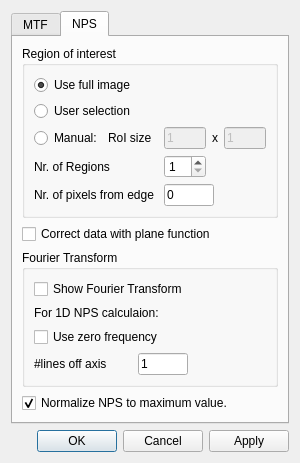
First picture: the form in SpidrMpx3Eq/optionsdialog.ui, repository navrit/dexter, before the edit.
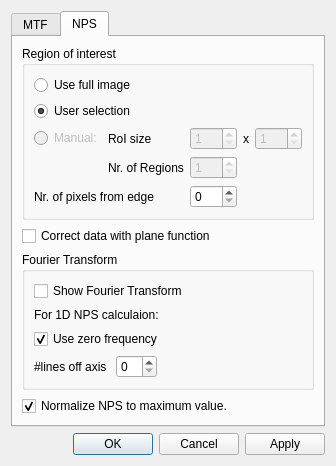
Second picture: the form after the edit. The open tabs and pages were chosen to show the change.

What changed in the file:
```diff
--- a/SpidrMpx3Eq/optionsdialog.ui
+++ b/SpidrMpx3Eq/optionsdialog.ui
@@ -222,117 +222,111 @@
          <layout class="QVBoxLayout" name="verticalLayout">
           <item>
            <layout class="QGridLayout" name="gridLayout">
-            <item row="0" column="0" colspan="3">
-             <widget class="QRadioButton" name="fullImageRadioButton">
-              <property name="text">
-               <string>Use full image</string>
-              </property>
-              <property name="checked">
-               <bool>true</bool>
-              </property>
-             </widget>
-            </item>
-            <item row="1" column="0" colspan="3">
+            <item row="1" column="0" colspan="2">
              <widget class="QRadioButton" name="selectedRoIRadioButton">
               <property name="text">
                <string>User selection</string>
               </property>
+              <property name="checked">
+               <bool>true</bool>
+              </property>
              </widget>
             </item>
-            <item row="2" column="0">
-             <widget class="QRadioButton" name="manualRadioButton">
-              <property name="text">
-               <string>Manual:</string>
+            <item row="3" column="3">
+             <widget class="QSpinBox" name="roiNumberSpinBox">
+              <property name="enabled">
+               <bool>false</bool>
               </property>
+              <property name="maximumSize">
+               <size>
+                <width>100</width>
+                <height>16777215</height>
+               </size>
+              </property>
+              <property name="minimum">
+               <number>1</number>
+              </property>
              </widget>
             </item>
-            <item row="2" column="1" colspan="2">
+            <item row="4" column="3">
+             <widget class="QSpinBox" name="edgeSpinBox">
+              <property name="maximum">
+               <number>128</number>
+              </property>
+             </widget>
+            </item>
+            <item row="2" column="1">
              <widget class="QLabel" name="label">
               <property name="text">
                <string>RoI size</string>
               </property>
              </widget>
             </item>
-            <item row="2" column="5">
+            <item row="2" column="4">
              <widget class="QLabel" name="label_8">
               <property name="text">
                <string>x</string>
               </property>
              </widget>
             </item>
-            <item row="2" column="6">
-             <widget class="QLineEdit" name="roiYsizeLineEdit">
-              <property name="enabled">
-               <bool>false</bool>
-              </property>
-              <property name="maximumSize">
-               <size>
-                <width>50</width>
-                <height>16777215</height>
-               </size>
-              </property>
-              <property name="text">
-               <string>1</string>
-              </property>
-             </widget>
-            </item>
-            <item row="3" column="0" colspan="2">
+            <item row="3" column="1">
              <widget class="QLabel" name="label_2">
               <property name="text">
                <string>Nr. of Regions</string>
               </property>
              </widget>
             </item>
-            <item row="4" column="0" colspan="4">
+            <item row="2" column="0">
+             <widget class="QRadioButton" name="manualRadioButton">
+              <property name="enabled">
+               <bool>false</bool>
+              </property>
+              <property name="text">
+               <string>Manual:</string>
+              </property>
+             </widget>
+            </item>
+            <item row="0" column="0" colspan="2">
+             <widget class="QRadioButton" name="fullImageRadioButton">
+              <property name="text">
+               <string>Use full image</string>
+              </property>
+              <property name="checked">
+               <bool>false</bool>
+              </property>
+             </widget>
+            </item>
+            <item row="4" column="0" colspan="2">
              <widget class="QLabel" name="label_3">
               <property name="text">
                <string>Nr. of pixels from edge</string>
               </property>
              </widget>
             </item>
-            <item row="4" column="4" colspan="3">
-             <widget class="QLineEdit" name="edgeLineEdit">
+            <item row="2" column="5">
+             <widget class="QSpinBox" name="roiYsizeSpinBox">
               <property name="enabled">
-               <bool>true</bool>
+               <bool>false</bool>
               </property>
-              <property name="maximumSize">
-               <size>
-                <width>50</width>
-                <height>16777215</height>
-               </size>
+              <property name="minimum">
+               <number>1</number>
               </property>
-              <property name="text">
-               <string>0</string>
+              <property name="maximum">
+               <number>128</number>
               </property>
              </widget>
             </item>
-            <item row="2" column="4">
-             <widget class="QLineEdit" name="roiXsizeLineEdit">
+            <item row="2" column="3">
+             <widget class="QSpinBox" name="roiXsizeSpinBox">
               <property name="enabled">
                <bool>false</bool>
               </property>
-              <property name="maximumSize">
-               <size>
-                <width>50</width>
-                <height>16777215</height>
-               </size>
-              </property>
-              <property name="text">
-               <string>1</string>
-              </property>
-             </widget>
-            </item>
-            <item row="3" column="4">
-             <widget class="QSpinBox" name="roiNumberSpinBox">
-              <property name="maximumSize">
-               <size>
-                <width>100</width>
-                <height>16777215</height>
-               </size>
-              </property>
               <property name="minimum">
                <number>1</number>
               </property>
+              <property name="maximum">
+               <number>128</number>
+              </property>
              </widget>
             </item>
            </layout>
@@ -355,48 +349,54 @@
          <layout class="QVBoxLayout" name="verticalLayout_5">
           <item>
            <layout class="QGridLayout" name="gridLayout_2">
-            <item row="0" column="0" colspan="2">
-             <widget class="QCheckBox" name="showFTcheckBox">
-              <property name="text">
-               <string>Show Fourier Transform</string>
+            <item row="4" column="1">
+             <widget class="QSpinBox" name="nLinesSpinBox">
+              <property name="toolTip">
+               <string>Must be at least 0 if zero frequency is not used.</string>
               </property>
-             </widget>
-            </item>
-            <item row="1" column="0" colspan="2">
-             <widget class="QLabel" name="label_7">
-              <property name="text">
-               <string>For 1D NPS calculaion: </string>
+              <property name="minimum">
+               <number>0</number>
               </property>
+              <property name="maximum">
+               <number>10</number>
+              </property>
              </widget>
             </item>
-            <item row="2" column="0" colspan="2">
+            <item row="2" column="0" colspan="3">
              <widget class="QCheckBox" name="zeroFreqCheckBox">
               <property name="text">
                <string>Use zero frequency</string>
               </property>
+              <property name="checked">
+               <bool>true</bool>
+              </property>
              </widget>
             </item>
-            <item row="3" column="0">
+            <item row="0" column="0" colspan="3">
+             <widget class="QCheckBox" name="showFTcheckBox">
+              <property name="toolTip">
+               <string>Shows a colour map of the Fourier transforms.</string>
+              </property>
+              <property name="text">
+               <string>Show Fourier Transform</string>
+              </property>
+             </widget>
+            </item>
+            <item row="4" column="0">
              <widget class="QLabel" name="label_5">
               <property name="text">
                <string>#lines off axis </string>
               </property>
              </widget>
             </item>
-            <item row="3" column="1">
-             <widget class="QLineEdit" name="nLinesLineEdit">
-              <property name="maximumSize">
-               <size>
-                <width>50</width>
-                <height>16777215</height>
-               </size>
-              </property>
+            <item row="1" column="0" colspan="3">
+             <widget class="QLabel" name="label_7">
               <property name="text">
-               <string>1</string>
+               <string>For 1D NPS calculaion: </string>
               </property>
              </widget>
             </item>
-            <item row="3" column="2">
+            <item row="4" column="2">
              <spacer name="horizontalSpacer_3">
               <property name="orientation">
                <enum>Qt::Horizontal</enum>
```
Left out of the diff: 26 changed lines with no effect on the pictures. Lines whose indentation alone changed are shown as unchanged.
